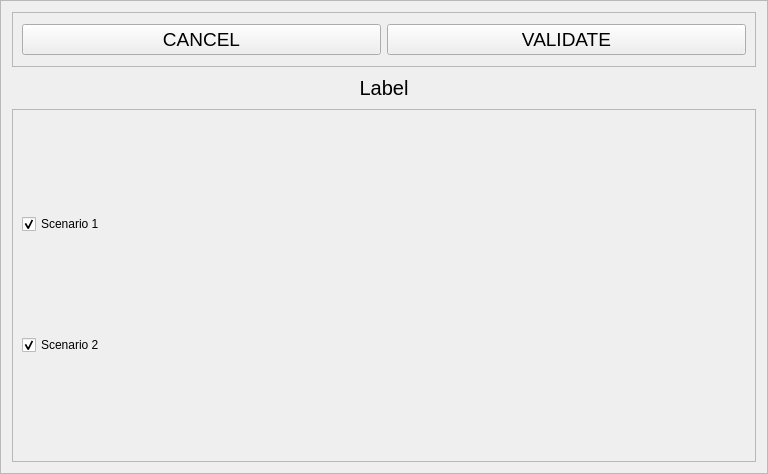
Qt form python_interface/uis/genericScenarioSelection.ui (cbgp/diyabc) before a commit.
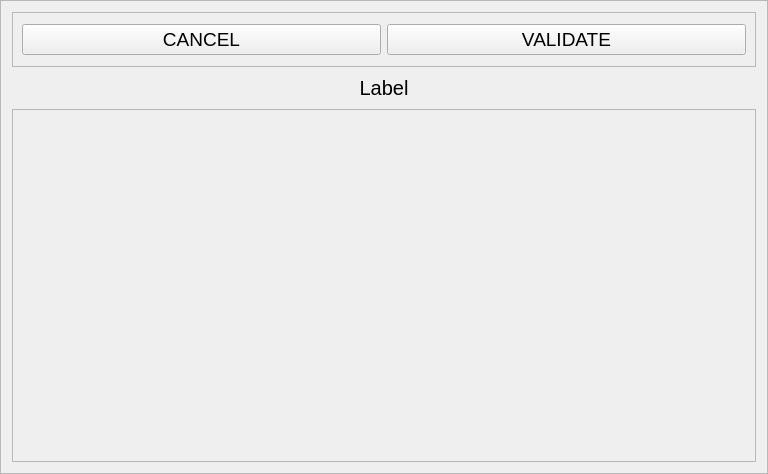
The same form after that commit.

```diff
--- a/python_interface/uis/genericScenarioSelection.ui
+++ b/python_interface/uis/genericScenarioSelection.ui
@@ -19,7 +19,7 @@
   <property name="frameShadow">
    <enum>QFrame::Raised</enum>
   </property>
-  <layout class="QVBoxLayout" name="verticalLayout_2">
+  <layout class="QVBoxLayout" name="verticalLayout_3">
    <item>
     <widget class="QFrame" name="frame_6">
      <property name="sizePolicy">
@@ -121,26 +121,12 @@
      <property name="frameShadow">
       <enum>QFrame::Raised</enum>
      </property>
-     <layout class="QVBoxLayout" name="verticalLayout">
+     <layout class="QHBoxLayout" name="horizontalLayout">
       <item>
-       <widget class="QCheckBox" name="sc1Check">
-        <property name="text">
-         <string>Scenario 1</string>
-        </property>
-        <property name="checked">
-         <bool>true</bool>
-        </property>
-       </widget>
+       <layout class="QVBoxLayout" name="verticalLayout"/>
       </item>
       <item>
-       <widget class="QCheckBox" name="sc2Check">
-        <property name="text">
-         <string>Scenario 2</string>
-        </property>
-        <property name="checked">
-         <bool>true</bool>
-        </property>
-       </widget>
+       <layout class="QVBoxLayout" name="verticalLayout_2"/>
       </item>
      </layout>
     </widget>
```
